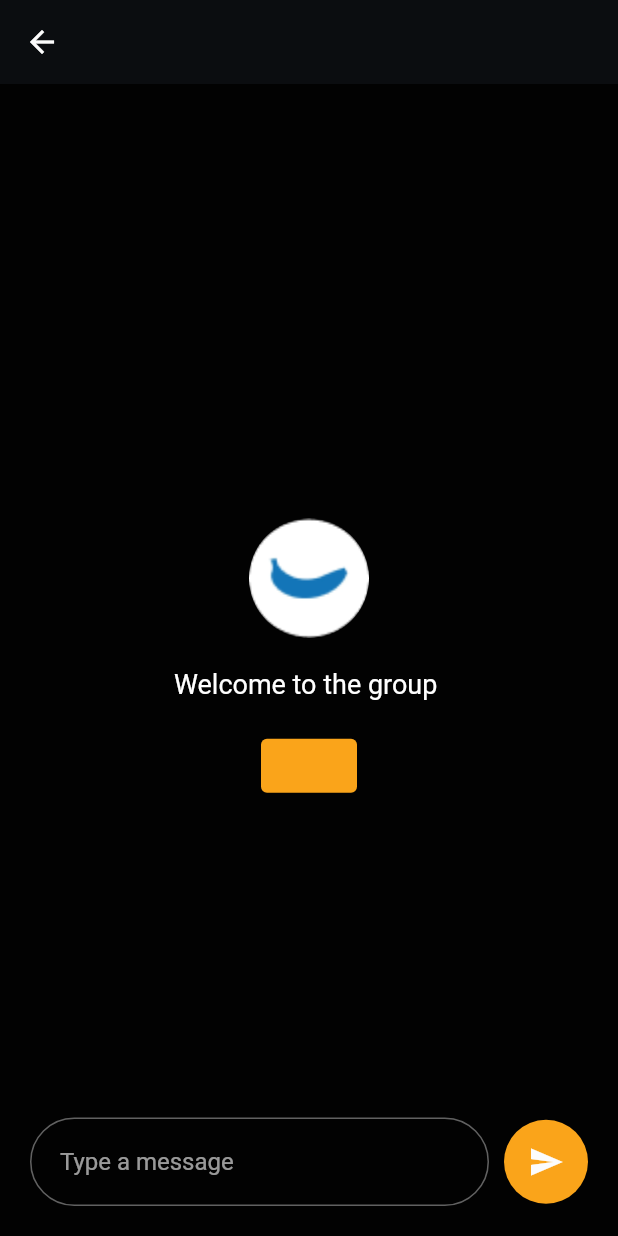
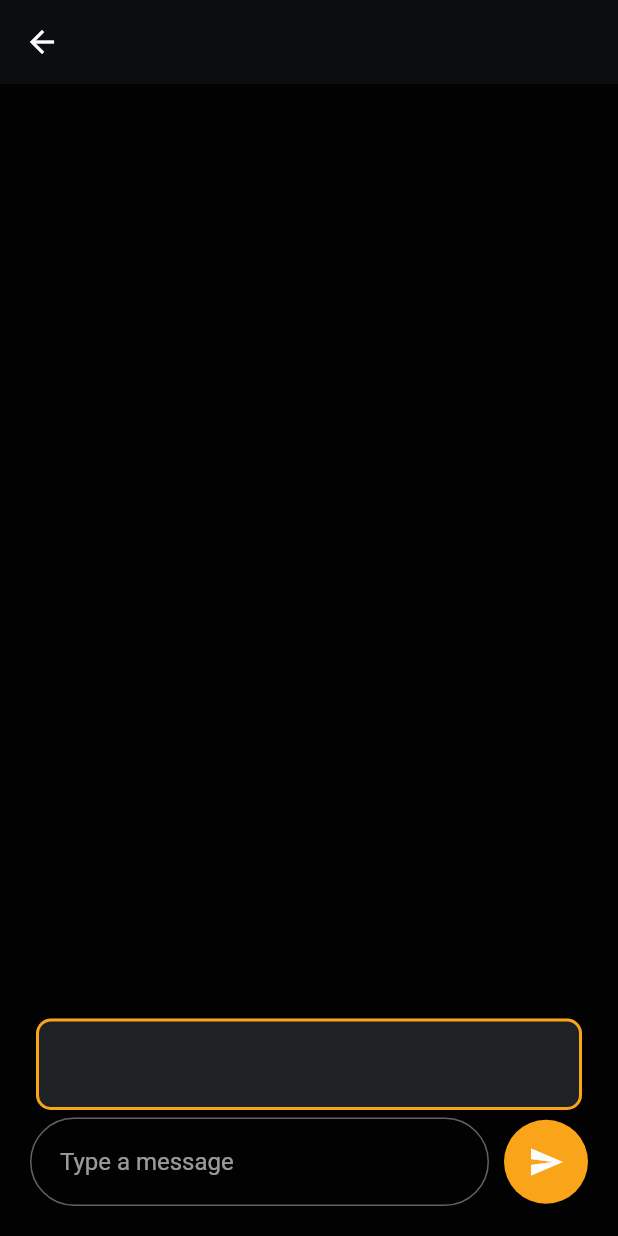
Before and after one commit to satche/tyxit-mobile-app, a Flutter app: the CreateGroupView screen opened by its route, after a tap on "Create Group", after a tap on the "send" icon, on a phone screen of 412 x 824 dp. Run offline on Flutter 3.47's test engine with Material 2 defaults, Android fonts, the light colour scheme and no system bars; our stand-ins replace google_fonts.

Commit message:
Improve chat design

```diff
--- a/lib/components/chat/chatbar.dart
+++ b/lib/components/chat/chatbar.dart
@@ -27,7 +27,7 @@ class _ChatbarState extends State<Chatbar> {
   Widget build(BuildContext context) {
     void sendMessage() {
       final db = Provider.of<Database>(context, listen: false);
-      db.addMessageToGroup(widget.group, Message(fieldController.text));
+      db.addMessageToGroup(widget.group, Message(text: fieldController.text));
       fieldController.clear();
     }
 
--- a/lib/components/chat/message.dart
+++ b/lib/components/chat/message.dart
@@ -1,12 +1,36 @@
 import 'package:flutter/material.dart';
+import 'package:tyxit_mobile_app/constants/spacing.dart';
+
+import '../../constants/colors.dart';
 
 class Message extends StatelessWidget {
   final String text;
+  final bool isMine; // true if the message is sent by the current user
+  // Better integration: init variable user and compare it with the logged in user
 
-  const Message(this.text);
+  const Message({Key? key, required this.text, this.isMine = true})
+      : super(key: key);
 
   @override
   Widget build(BuildContext context) {
-    return Text(text);
+    return Card(
+      color: ColorsBase.grey,
+      shape: RoundedRectangleBorder(
+        borderRadius: BorderRadius.circular(10),
+        side: BorderSide(
+          color: isMine ? ColorsBase.yellow : ColorsBase.grey,
+          width: 2,
+        ),
+      ),
+      child: Padding(
+        padding: Spacing.standardContainer,
+        child: Text(
+          text,
+          textAlign: isMine ? TextAlign.right : TextAlign.left,
+        ),
+      ),
+    );
+
+    // Text(text, textAlign: TextAlign.left);
   }
 }
--- a/lib/components/chat/message_list.dart
+++ b/lib/components/chat/message_list.dart
@@ -15,17 +15,22 @@ class MessageList extends StatelessWidget {
         padding: Spacing.standardContainer,
         alignment: Alignment.center,
         child: const Text(
-          "It seems you don' have any groups yet. Why don't you create one?",
+          "There are no message yet.",
           textAlign: TextAlign.center,
         ),
       );
     }
-    return ListView.builder(
-      itemCount: messages.length,
-      itemBuilder: (context, index) {
-        final message = messages[index];
-        return message;
-      },
+    return Container(
+      padding: Spacing.standardContainer,
+      child: ListView.builder(
+        reverse: true,
+        padding: const EdgeInsets.only(bottom: Spacing.huge),
+        itemCount: messages.length,
+        itemBuilder: (context, index) {
+          final message = messages[index];
+          return message;
+        },
+      ),
     );
   }
 }
--- a/lib/constants/spacing.dart
+++ b/lib/constants/spacing.dart
@@ -4,6 +4,8 @@ class Spacing {
   // Base
   static const double small = 10;
   static const double medium = 20;
+  static const double big = 40;
+  static const double huge = 60;
 
   /* Layouts
    ********************************/
--- a/lib/database/models/group.dart
+++ b/lib/database/models/group.dart
@@ -11,6 +11,6 @@ class Group extends ChangeNotifier {
   });
 
   void addMessage(Message message) {
-    messages.add(message);
+    messages.insert(0, message);
   }
 }
--- a/lib/views/chat.dart
+++ b/lib/views/chat.dart
@@ -38,29 +38,7 @@ class ChatView extends StatelessWidget {
           Consumer<Database>(
             builder: (context, db, child) {
               return MessageList(args.group.messages);
-              // return ListView.builder(
-              //   itemCount: args.group.messages.length,
-              //   itemBuilder: (context, index) {
-              //     final message = args.group.messages[index];
-              //     return message;
-              //   },
-              // );
             },
-          ),
-          Center(
-            child: Column(
-              mainAxisAlignment: MainAxisAlignment.center,
-              children: <Widget>[
-                Avatar(url: args.group.picturePath),
-                Spacing.betweenFields,
-                Text('Welcome to the group ${args.group.name}'),
-                Spacing.betweenFields,
-                ElevatedButton(
-                  child: null,
-                  onPressed: () => removeCurrentGroup(),
-                ),
-              ],
-            ),
           ),
           Chatbar(group: args.group)
         ],
```
